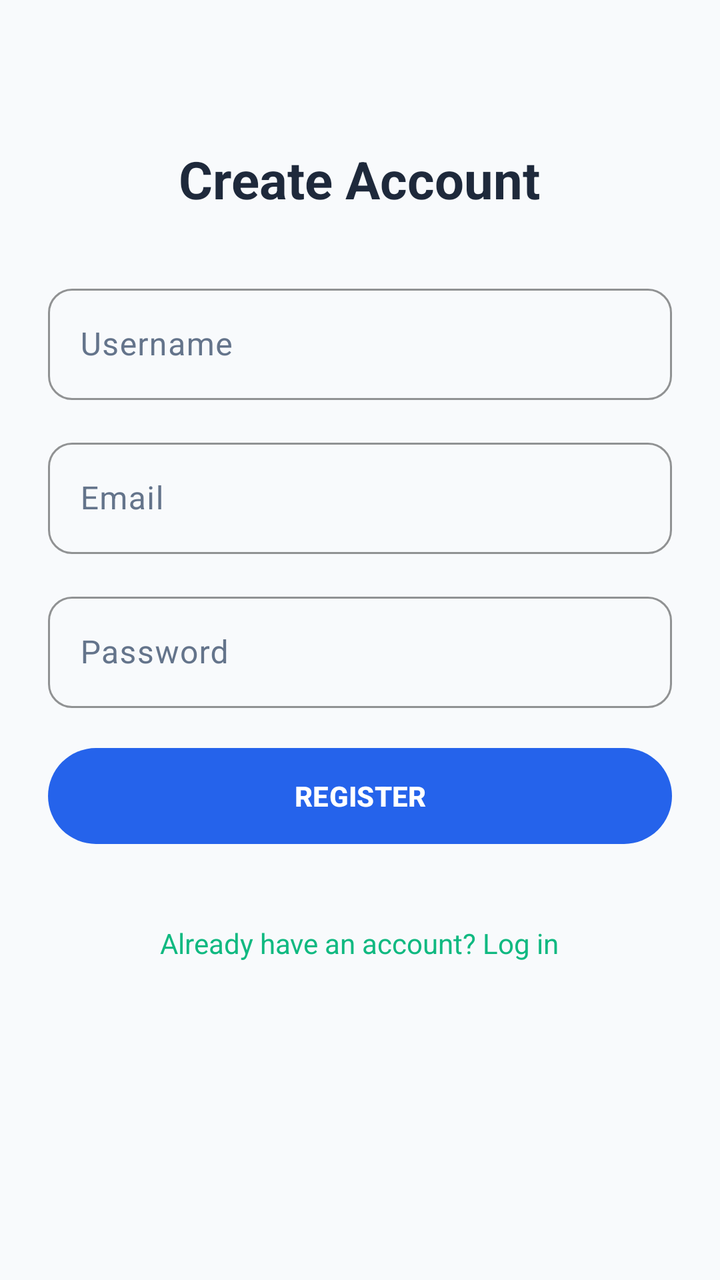
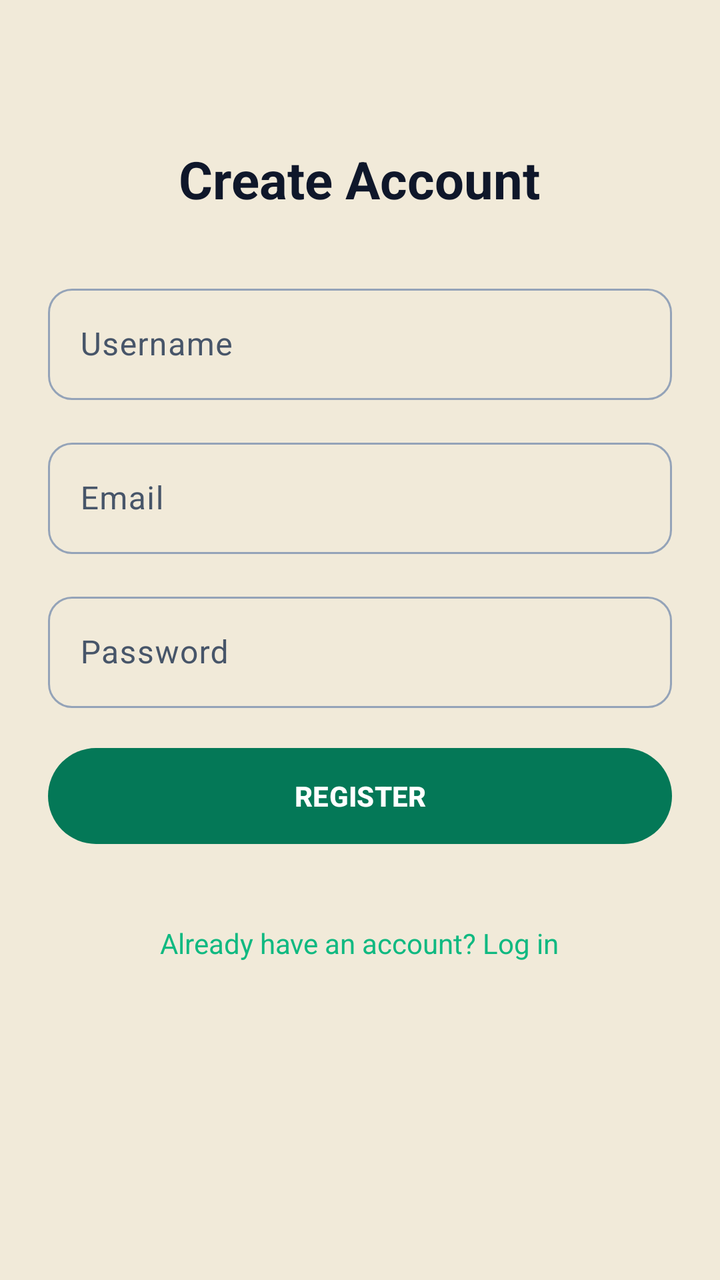

Before-and-after screenshots of an Android layout around one commit, followed by the original layout XML and the change that was made.
<!-- AndroidManifest.xml: application theme Theme.PackTracker -->
<!-- res/layout/activity_register.xml -->
<?xml version="1.0" encoding="utf-8"?>
<ScrollView xmlns:android="http://schemas.android.com/apk/res/android"
    android:layout_width="match_parent"
    android:layout_height="match_parent"
    android:background="@color/background"
    android:fillViewport="true">

    <LinearLayout
        android:layout_width="match_parent"
        android:layout_height="wrap_content"
        android:orientation="vertical"
        android:gravity="center_horizontal"
        android:padding="24dp">

        <TextView
            android:layout_width="wrap_content"
            android:layout_height="wrap_content"
            android:layout_marginTop="48dp"
            android:text="Create Account"
            android:textColor="@color/on_surface"
            android:textSize="26sp"
            android:textStyle="bold" />

        <com.google.android.material.textfield.TextInputLayout
            style="@style/Widget.PackTracker.TextInputLayout"
            android:layout_width="match_parent"
            android:layout_height="wrap_content"
            android:layout_marginTop="32dp"
            android:hint="Username">

            <com.google.android.material.textfield.TextInputEditText
                android:id="@+id/etUsername"
                android:layout_width="match_parent"
                android:layout_height="wrap_content"
                android:inputType="text" />
        </com.google.android.material.textfield.TextInputLayout>

        <com.google.android.material.textfield.TextInputLayout
            style="@style/Widget.PackTracker.TextInputLayout"
            android:layout_width="match_parent"
            android:layout_height="wrap_content"
            android:layout_marginTop="16dp"
            android:hint="Email">

            <com.google.android.material.textfield.TextInputEditText
                android:id="@+id/etEmail"
                android:layout_width="match_parent"
                android:layout_height="wrap_content"
                android:inputType="textEmailAddress" />
        </com.google.android.material.textfield.TextInputLayout>

        <com.google.android.material.textfield.TextInputLayout
            style="@style/Widget.PackTracker.TextInputLayout"
            android:layout_width="match_parent"
            android:layout_height="wrap_content"
            android:layout_marginTop="16dp"
            android:hint="Password">

            <com.google.android.material.textfield.TextInputEditText
                android:id="@+id/etPassword"
                android:layout_width="match_parent"
                android:layout_height="wrap_content"
                android:inputType="textPassword" />
        </com.google.android.material.textfield.TextInputLayout>

        <ProgressBar
            android:id="@+id/progressBar"
            android:layout_width="wrap_content"
            android:layout_height="wrap_content"
            android:layout_marginTop="24dp"
            android:visibility="gone" />

        <com.google.android.material.button.MaterialButton
            android:id="@+id/btnRegister"
            android:layout_width="match_parent"
            android:layout_height="56dp"
            android:layout_marginTop="16dp"
            android:text="REGISTER"
            android:textStyle="bold" />

        <TextView
            android:id="@+id/tvBackToLogin"
            android:layout_width="wrap_content"
            android:layout_height="wrap_content"
            android:layout_marginTop="24dp"
            android:padding="12dp"
            android:text="Already have an account? Log in"
            android:textColor="@color/green_primary"
            android:textSize="14sp" />

    </LinearLayout>
</ScrollView>
<!-- resources referenced by this layout -->
<resources>
  <color name="background">#F8FAFC</color>
  <color name="green_primary">#10B981</color>
  <color name="on_surface">#1E293B</color>
  <style name="Widget.PackTracker.TextInputLayout" parent="Widget.Material3.TextInputLayout.OutlinedBox">
          <item name="boxStrokeColor">@color/green_primary</item>
          <item name="boxCornerRadiusTopStart">12dp</item>
          <item name="boxCornerRadiusTopEnd">12dp</item>
          <item name="boxCornerRadiusBottomStart">12dp</item>
          <item name="boxCornerRadiusBottomEnd">12dp</item>
      </style>
  <style name="Theme.PackTracker" parent="Theme.Material3.Light.NoActionBar">
          <item name="colorPrimary">@color/primary</item>
          <item name="colorOnPrimary">@color/white</item>
          <item name="colorPrimaryContainer">@color/primary_light</item>
          <item name="colorSecondary">@color/secondary</item>
          <item name="colorOnSecondary">@color/white</item>
          <item name="colorSurface">@color/surface</item>
          <item name="colorOnSurface">@color/on_surface</item>
          <item name="android:colorBackground">@color/background</item>
          <item name="colorSurfaceVariant">@color/grey_light</item>
          <item name="colorOnSurfaceVariant">@color/on_surface_variant</item>
          <item name="android:statusBarColor">@color/green_primary</item>
      </style>
  <color name="primary">#2563EB</color>
  <color name="white">#FFFFFF</color>
  <color name="primary_light">#EFF6FF</color>
  <color name="secondary">#10B981</color>
  <color name="surface">#FFFFFF</color>
  <color name="grey_light">#F1F5F9</color>
  <color name="on_surface_variant">#64748B</color>
</resources>

<!-- the commit's change to res/layout/activity_register.xml (unified diff, before → after) -->
@@ -18,7 +18,7 @@
             android:layout_marginTop="48dp"
             android:text="Create Account"
             android:textColor="@color/on_surface"
-            android:textSize="26sp"
+            android:textSize="@dimen/text_display"
             android:textStyle="bold" />
 
         <com.google.android.material.textfield.TextInputLayout
@@ -86,7 +86,7 @@
             android:padding="12dp"
             android:text="Already have an account? Log in"
             android:textColor="@color/green_primary"
-            android:textSize="14sp" />
+            android:textSize="@dimen/text_body" />
 
     </LinearLayout>
 </ScrollView>
<!-- resource entries referenced after the edit -->
@@ -1,34 +1,159 @@
 <!-- resources referenced by this layout -->
 <resources>
-  <color name="background">#F8FAFC</color>
-  <color name="green_primary">#10B981</color>
-  <color name="on_surface">#1E293B</color>
+  <color name="background">@color/kraft</color>
+  <color name="green_primary">@color/emerald_500</color>
+  <color name="on_surface">@color/slate_900</color>
+  <dimen name="text_body">14sp</dimen>
+  <dimen name="text_display">26sp</dimen>
   <style name="Widget.PackTracker.TextInputLayout" parent="Widget.Material3.TextInputLayout.OutlinedBox">
-          <item name="boxStrokeColor">@color/green_primary</item>
-          <item name="boxCornerRadiusTopStart">12dp</item>
-          <item name="boxCornerRadiusTopEnd">12dp</item>
-          <item name="boxCornerRadiusBottomStart">12dp</item>
-          <item name="boxCornerRadiusBottomEnd">12dp</item>
+          <item name="boxCornerRadiusTopStart">@dimen/radius_md</item>
+          <item name="boxCornerRadiusTopEnd">@dimen/radius_md</item>
+          <item name="boxCornerRadiusBottomStart">@dimen/radius_md</item>
+          <item name="boxCornerRadiusBottomEnd">@dimen/radius_md</item>
+          <item name="hintTextColor">@color/primary</item>
       </style>
-  <style name="Theme.PackTracker" parent="Theme.Material3.Light.NoActionBar">
+  <style name="Theme.PackTracker" parent="Theme.Material3.DayNight.NoActionBar">
+          
           <item name="colorPrimary">@color/primary</item>
-          <item name="colorOnPrimary">@color/white</item>
-          <item name="colorPrimaryContainer">@color/primary_light</item>
+          <item name="colorOnPrimary">@color/on_primary</item>
+          <item name="colorPrimaryContainer">@color/primary_container</item>
+          <item name="colorOnPrimaryContainer">@color/on_primary_container</item>
           <item name="colorSecondary">@color/secondary</item>
-          <item name="colorOnSecondary">@color/white</item>
+          <item name="colorOnSecondary">@color/on_secondary</item>
+          <item name="colorSecondaryContainer">@color/secondary_container</item>
+          <item name="colorOnSecondaryContainer">@color/on_secondary_container</item>
+          <item name="colorTertiary">@color/tertiary</item>
+          <item name="colorOnTertiary">@color/on_tertiary</item>
+          <item name="colorTertiaryContainer">@color/tertiary_container</item>
+          <item name="colorOnTertiaryContainer">@color/on_tertiary_container</item>
+  
+          
+          <item name="android:colorBackground">@color/background</item>
+          <item name="colorOnBackground">@color/on_background</item>
           <item name="colorSurface">@color/surface</item>
           <item name="colorOnSurface">@color/on_surface</item>
-          <item name="android:colorBackground">@color/background</item>
-          <item name="colorSurfaceVariant">@color/grey_light</item>
+          <item name="colorSurfaceVariant">@color/surface_variant</item>
           <item name="colorOnSurfaceVariant">@color/on_surface_variant</item>
-          <item name="android:statusBarColor">@color/green_primary</item>
+          <item name="colorSurfaceContainerLowest">@color/surface_container_lowest</item>
+          <item name="colorSurfaceContainerLow">@color/surface_container_low</item>
+          <item name="colorSurfaceContainer">@color/surface_container</item>
+          <item name="colorSurfaceContainerHigh">@color/surface_container_high</item>
+          <item name="colorSurfaceContainerHighest">@color/surface_container_highest</item>
+          <item name="colorSurfaceBright">@color/surface_bright</item>
+          <item name="colorSurfaceDim">@color/surface_dim</item>
+          <item name="colorOutline">@color/outline</item>
+          <item name="colorOutlineVariant">@color/outline_variant</item>
+          <item name="android:colorControlHighlight">@color/outline_variant</item>
+  
+          
+          <item name="colorError">@color/error</item>
+          <item name="colorOnError">@color/on_error</item>
+          <item name="colorErrorContainer">@color/error_container</item>
+          <item name="colorOnErrorContainer">@color/on_error_container</item>
+          <item name="colorControlNormal">@color/on_surface_variant</item>
+          <item name="android:windowLightStatusBar">@bool/light_status_bar</item>
+          <item name="android:statusBarColor">@color/surface</item>
+          <item name="android:navigationBarColor">@color/surface</item>
+          <item name="android:windowBackground">@drawable/bg_kraft_canvas</item>
+  
+          
+          <item name="materialCardViewStyle">@style/Widget.PackTracker.Card</item>
+          <item name="bottomSheetStyle">@style/Widget.PackTracker.BottomSheet</item>
+          <item name="toolbarStyle">@style/Widget.PackTracker.Toolbar</item>
+          <item name="bottomNavigationStyle">@style/Widget.PackTracker.BottomNavigation</item>
       </style>
-  <color name="primary">#2563EB</color>
-  <color name="white">#FFFFFF</color>
-  <color name="primary_light">#EFF6FF</color>
-  <color name="secondary">#10B981</color>
-  <color name="surface">#FFFFFF</color>
-  <color name="grey_light">#F1F5F9</color>
-  <color name="on_surface_variant">#64748B</color>
+  <color name="kraft">#FFF1EAD9</color>
+  <color name="emerald_500">#FF10B981</color>
+  <color name="slate_900">#FF0F172A</color>
+  <dimen name="radius_md">12dp</dimen>
+  <color name="primary">@color/emerald_700</color>
+  <color name="on_primary">#FFFFFFFF</color>
+  <color name="primary_container">@color/emerald_100</color>
+  <color name="on_primary_container">@color/emerald_900</color>
+  <color name="secondary">@color/gold_500</color>
+  <color name="on_secondary">@color/slate_900</color>
+  <color name="secondary_container">@color/gold_100</color>
+  <color name="on_secondary_container">@color/gold_700</color>
+  <color name="tertiary">@color/emerald_500</color>
+  <color name="on_tertiary">#FFFFFFFF</color>
+  <color name="tertiary_container">@color/emerald_50</color>
+  <color name="on_tertiary_container">@color/emerald_800</color>
+  <color name="on_background">@color/slate_900</color>
+  <color name="surface">#FFFFFFFF</color>
+  <color name="surface_variant">@color/slate_100</color>
+  <color name="on_surface_variant">@color/slate_600</color>
+  <color name="surface_container_lowest">#FFFFFFFF</color>
+  <color name="surface_container_low">@color/slate_50</color>
+  <color name="surface_container">@color/slate_100</color>
+  <color name="surface_container_high">#FFE9EEF4</color>
+  <color name="surface_container_highest">#FFDDE5EC</color>
+  <color name="surface_bright">#FFFFFFFF</color>
+  <color name="surface_dim">@color/slate_200</color>
+  <color name="outline">@color/slate_400</color>
+  <color name="outline_variant">@color/slate_200</color>
+  <color name="error">#FFDC2626</color>
+  <color name="on_error">#FFFFFFFF</color>
+  <color name="error_container">#FFFEE2E2</color>
+  <color name="on_error_container">#FF7F1D1D</color>
+  <!-- drawable bg_kraft_canvas (drawable) -->
+  <?xml version="1.0" encoding="utf-8"?>
+  <bitmap xmlns:android="http://schemas.android.com/apk/res/android"
+      android:src="@drawable/bg_kraft_tile"
+      android:tileModeX="repeat"
+      android:tileModeY="repeat" />
+  <style name="Widget.PackTracker.Card" parent="Widget.Material3.CardView.Filled">
+          <item name="cardBackgroundColor">@color/surface</item>
+          <item name="strokeColor">@color/card_stroke</item>
+          <item name="strokeWidth">1dp</item>
+          <item name="cardCornerRadius">@dimen/radius_card</item>
+          <item name="cardElevation">@dimen/elevation_card</item>
+      </style>
+  <style name="Widget.PackTracker.BottomSheet" parent="Widget.Material3.BottomSheet.Modal">
+          <item name="backgroundTint">@color/surface</item>
+          <item name="shapeAppearanceOverlay">@style/ShapeAppearance.PackTracker.BottomSheet</item>
+      </style>
+  <style name="Widget.PackTracker.Toolbar" parent="Widget.Material3.Toolbar">
+          <item name="android:background">@color/surface</item>
+          <item name="titleTextAppearance">@style/TextAppearance.PackTracker.ToolbarTitle</item>
+          <item name="titleTextColor">@color/on_surface</item>
+          <item name="subtitleTextColor">@color/on_surface_variant</item>
+          <item name="navigationIconTint">@color/on_surface</item>
+      </style>
+  <style name="Widget.PackTracker.BottomNavigation" parent="Widget.Material3.BottomNavigationView">
+          <item name="android:background">@color/surface</item>
+          <item name="itemIconTint">@color/bottom_nav_color</item>
+          <item name="itemTextColor">@color/bottom_nav_color</item>
+          <item name="labelVisibilityMode">labeled</item>
+      </style>
+  <color name="emerald_700">#FF047857</color>
+  <color name="emerald_100">#FFD1FAE5</color>
+  <color name="emerald_900">#FF064E3B</color>
+  <color name="gold_500">#FFD4AF37</color>
+  <color name="gold_100">#FFFEF3C7</color>
+  <color name="gold_700">#FF856404</color>
+  <color name="emerald_50">#FFECFDF5</color>
+  <color name="emerald_800">#FF065F46</color>
+  <color name="slate_100">#FFF1F5F9</color>
+  <color name="slate_600">#FF475569</color>
+  <color name="slate_50">#FFF8FAFC</color>
+  <color name="slate_200">#FFE2E8F0</color>
+  <color name="slate_400">#FF94A3B8</color>
+  <!-- drawable bg_kraft_tile: png bitmap (drawable-nodpi, 130 bytes) -->
+  <color name="card_stroke">@color/slate_200</color>
+  <dimen name="radius_card">16dp</dimen>
+  <dimen name="elevation_card">0dp</dimen>
+  <style name="ShapeAppearance.PackTracker.BottomSheet" parent="">
+          <item name="cornerFamily">rounded</item>
+          <item name="cornerSizeTopLeft">24dp</item>
+          <item name="cornerSizeTopRight">24dp</item>
+          <item name="cornerSizeBottomLeft">0dp</item>
+          <item name="cornerSizeBottomRight">0dp</item>
+      </style>
+  <style name="TextAppearance.PackTracker.ToolbarTitle" parent="TextAppearance.MaterialComponents.Headline6">
+          <item name="android:fontFamily">@font/archivo_black</item>
+          <item name="android:textColor">@color/on_background</item>
+          <item name="android:textSize">@dimen/text_title</item>
+      </style>
+  <dimen name="text_title">16sp</dimen>
 </resources>
 
